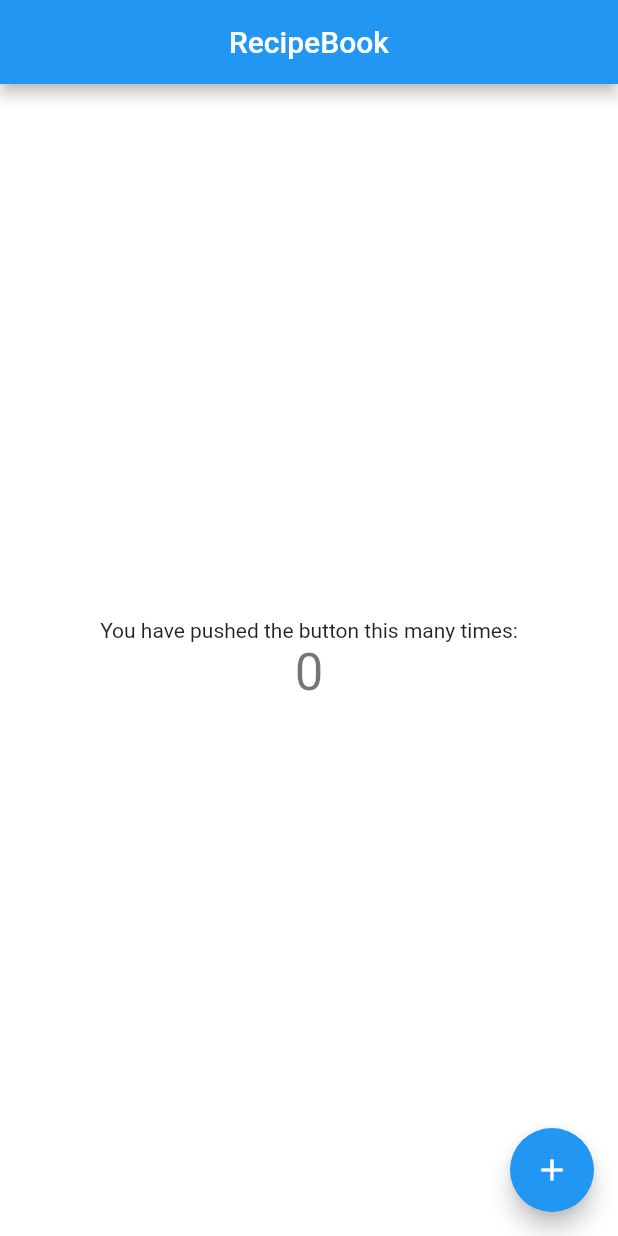
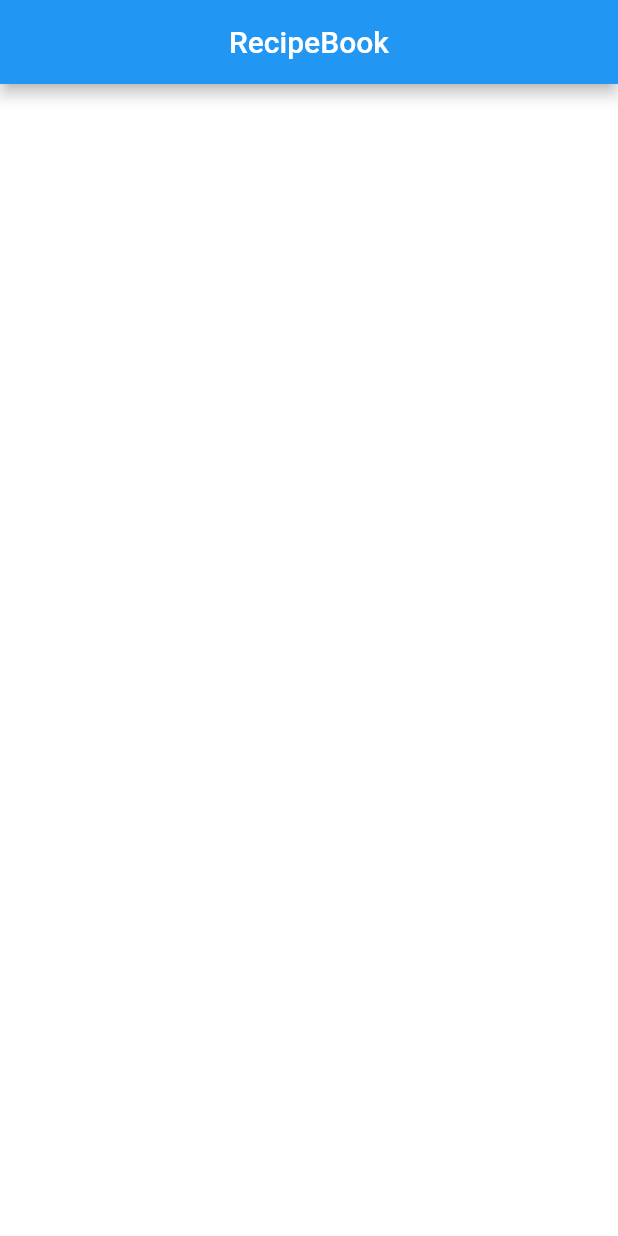
Before and after one commit to jsu-on-the-web/recipebook, a Flutter app: the screen it shows after launch, on a phone screen of 412 x 824 dp. Run offline on Flutter 3.47's test engine with Material 2 defaults, Android fonts, the phone set to English and light mode, and no system bars.

Commit message:
Scaffolding of the recipe.dart file

```diff
--- a/lib/main.dart
+++ b/lib/main.dart
@@ -63,50 +63,12 @@
     // fast, so that you can just rebuild anything that needs updating rather
     // than having to individually change instances of widgets.
     return Scaffold(
-      appBar: AppBar(
-        // TRY THIS: Try changing the color here to a specific color (to
-        // Colors.amber, perhaps?) and trigger a hot reload to see the AppBar
-        // change color while the other colors stay the same.
-        // backgroundColor: Theme.of(context).colorScheme.onPrimary,
-        // Here we take the value from the MyHomePage object that was created by
-        // the App.build method, and use it to set our appbar title.
-        title: Text(widget.title),
-        centerTitle: true,
-      ),
-      body: Center(
-        // Center is a layout widget. It takes a single child and positions it
-        // in the middle of the parent.
-        child: Column(
-          // Column is also a layout widget. It takes a list of children and
-          // arranges them vertically. By default, it sizes itself to fit its
-          // children horizontally, and tries to be as tall as its parent.
-          //
-          // Column has various properties to control how it sizes itself and
-          // how it positions its children. Here we use mainAxisAlignment to
-          // center the children vertically; the main axis here is the vertical
-          // axis because Columns are vertical (the cross axis would be
-          // horizontal).
-          //
-          // TRY THIS: Invoke "debug painting" (choose the "Toggle Debug Paint"
-          // action in the IDE, or press "p" in the console), to see the
-          // wireframe for each widget.
-          mainAxisAlignment: MainAxisAlignment.center,
-          children: <Widget>[
-            const Text(
-              'You have pushed the button this many times:',
-            ),
-            Text(
-              '$_counter',
-              style: Theme.of(context).textTheme.headlineMedium,
-            ),
-          ],
+        appBar: AppBar(
+          title: Text(widget.title),
+          centerTitle: true,
         ),
-      ),
-      floatingActionButton: FloatingActionButton(
-        onPressed: _incrementCounter,
-        tooltip: 'Increment',
-        child: const Icon(Icons.add),
-      ), // This trailing comma makes auto-formatting nicer for build methods.
-    );
+        body: SafeArea(
+          child: Container(),
+        ));
   }
 }
--- /dev/null
+++ b/lib/recipe.dart
@@ -0,0 +1,12 @@
+class Recipe {
+  /* -------------------------------------------------------------------------- */
+  /*                                 Properties                                 */
+  /* -------------------------------------------------------------------------- */
+  String label;
+  String imgUrl;
+
+  /* -------------------------------------------------------------------------- */
+  /*                                Constructors                                */
+  /* -------------------------------------------------------------------------- */
+  Recipe(this.label, this.imgUrl);
+}
```
